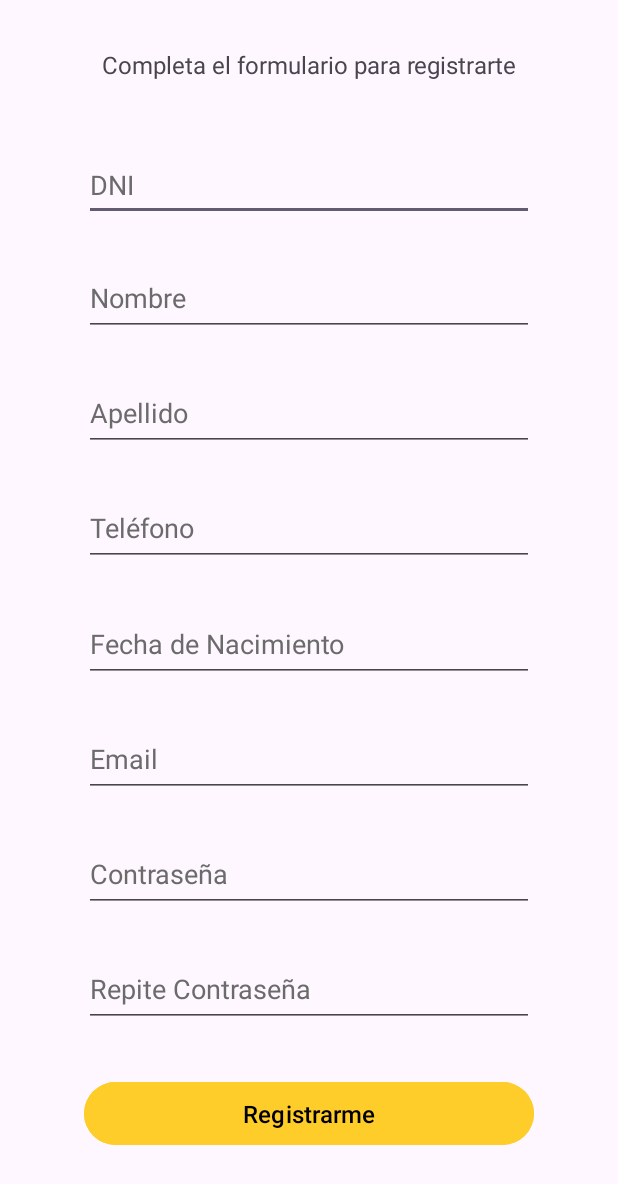
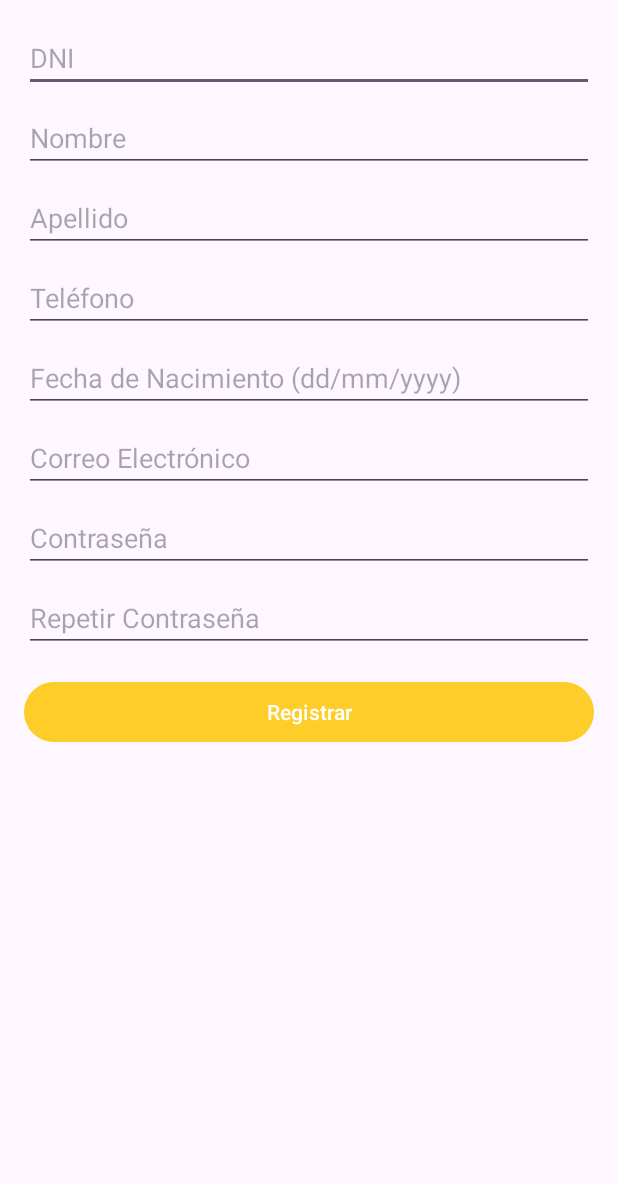
Before and after one commit to Connect-Salud-ISPC/Practica-Profesionalizante, an Android app: the layout activity_registropaciente.xml on its own in the app's theme, with its tools: preview values and no code run, on a phone screen of 412 x 824 dp. Shown: the top 1184 px of the screen. Run offline under Robolectric (Android 15) with nearby library versions, the phone set to English and light mode, and no system bars.

Commit message:
modifico registro

```diff
--- a/App Móvil Turnero Connect Salud/app/src/main/res/layout/activity_registropaciente.xml
+++ b/App Móvil Turnero Connect Salud/app/src/main/res/layout/activity_registropaciente.xml
@@ -1,181 +1,83 @@
 <?xml version="1.0" encoding="utf-8"?>
-<androidx.constraintlayout.widget.ConstraintLayout xmlns:android="http://schemas.android.com/apk/res/android"
-    xmlns:app="http://schemas.android.com/apk/res-auto"
-    xmlns:tools="http://schemas.android.com/tools"
+<ScrollView xmlns:android="http://schemas.android.com/apk/res/android"
     android:layout_width="match_parent"
     android:layout_height="match_parent"
-    tools:context=".RegistroPaciente">
+    android:padding="16dp">
 
-    <TextView
-        android:id="@+id/text_message2"
-        android:layout_width="300dp"
-        android:layout_height="50dp"
-        android:layout_marginTop="15dp"
-        android:text="@string/text_message2"
-        android:textAlignment="center"
-        android:textSize="16sp"
-        app:layout_constraintBottom_toTopOf="@+id/agregardnipaciente"
-        app:layout_constraintEnd_toEndOf="parent"
-        app:layout_constraintHorizontal_bias="0.5"
-        app:layout_constraintStart_toStartOf="parent"
-        app:layout_constraintTop_toTopOf="parent" />
+    <LinearLayout
+        android:layout_width="match_parent"
+        android:layout_height="wrap_content"
+        android:orientation="vertical">
 
         <EditText
-        android:id="@+id/agregardnipaciente"
-        android:layout_width="300dp"
-        android:layout_height="48dp"
-        android:autofillHints="input_dni"
-        android:ems="10"
-        android:hint="@string/agregardnipaciente"
-        android:inputType="number"
-        android:textColorHint="@color/grey"
-        android:textColorLink="@color/black"
-        app:layout_constraintBottom_toTopOf="@+id/agregarnombrepaciente"
-        app:layout_constraintEnd_toEndOf="parent"
-        app:layout_constraintHorizontal_bias="0.5"
-        app:layout_constraintStart_toStartOf="parent"
-        app:layout_constraintTop_toBottomOf="@+id/text_message2" />
+            android:id="@+id/editTextDni"
+            android:layout_width="match_parent"
+            android:layout_height="wrap_content"
+            android:hint="DNI"
+            android:inputType="number" />
 
         <EditText
-        android:id="@+id/agregarnombrepaciente"
-        android:layout_width="300dp"
-        android:layout_height="50dp"
-        android:layout_marginTop="10dp"
-        android:autofillHints="input_nombre"
-        android:ems="10"
-        android:hint="@string/agregarnombrepaciente"
-        android:inputType="text"
-        android:text="@string/agregarnombrepaciente"
-        android:textColor="@color/grey"
-        android:textColorHint="@color/grey"
-        android:textColorLink="@color/black"
-        app:layout_constraintBottom_toTopOf="@+id/agregarapellidopaciente"
-        app:layout_constraintEnd_toEndOf="parent"
-        app:layout_constraintHorizontal_bias="0.5"
-        app:layout_constraintStart_toStartOf="parent"
-        app:layout_constraintTop_toBottomOf="@+id/agregardnipaciente" />
+            android:id="@+id/editTextNombre"
+            android:layout_width="match_parent"
+            android:layout_height="wrap_content"
+            android:hint="Nombre"
+            android:inputType="textPersonName"
+            android:layout_marginTop="8dp" />
 
         <EditText
-        android:id="@+id/agregarapellidopaciente"
-        android:layout_width="300dp"
-        android:layout_height="50dp"
-        android:layout_marginTop="10dp"
-        android:autofillHints="input_apellido"
-        android:ems="10"
-        android:hint="@string/agregarapellidopaciente"
-        android:inputType="text"
-        android:text="@string/agregarapellidopaciente"
-        android:textColor="@color/grey"
-        android:textColorHint="@color/grey"
-        android:textColorLink="@color/black"
-        app:layout_constraintBottom_toTopOf="@+id/agregartelefonopaciente"
-        app:layout_constraintEnd_toEndOf="parent"
-        app:layout_constraintHorizontal_bias="0.5"
-        app:layout_constraintStart_toStartOf="parent"
-        app:layout_constraintTop_toBottomOf="@+id/agregarnombrepaciente" />
+            android:id="@+id/editTextApellido"
+            android:layout_width="match_parent"
+            android:layout_height="wrap_content"
+            android:hint="Apellido"
+            android:inputType="textPersonName"
+            android:layout_marginTop="8dp" />
 
         <EditText
-        android:id="@+id/agregartelefonopaciente"
-        android:layout_width="300dp"
-        android:layout_height="50dp"
-        android:layout_marginTop="10dp"
-        android:autofillHints="input_telefono"
-        android:ems="10"
-        android:hint="@string/agregartelefonopaciente"
-        android:inputType="number"
-        android:textColorHint="@color/grey"
-        android:textColorLink="@color/black"
-        app:layout_constraintBottom_toTopOf="@+id/agregarnacimientopaciente"
-        app:layout_constraintEnd_toEndOf="parent"
-        app:layout_constraintHorizontal_bias="0.5"
-        app:layout_constraintStart_toStartOf="parent"
-        app:layout_constraintTop_toBottomOf="@+id/agregarapellidopaciente" />
+            android:id="@+id/editTextTelefono"
+            android:layout_width="match_parent"
+            android:layout_height="wrap_content"
+            android:hint="Teléfono"
+            android:inputType="phone"
+            android:layout_marginTop="8dp" />
 
         <EditText
-        android:id="@+id/agregarnacimientopaciente"
-        android:layout_width="300dp"
-        android:layout_height="50dp"
-        android:layout_marginTop="10dp"
-        android:autofillHints="input_nacimiento"
-        android:ems="10"
-        android:hint="@string/agregarnacimientopaciente"
+            android:id="@+id/editTextFechaNacimiento"
+            android:layout_width="match_parent"
+            android:layout_height="wrap_content"
+            android:hint="Fecha de Nacimiento (dd/mm/yyyy)"
             android:inputType="date"
-        android:textColorHint="@color/grey"
-        android:textColorLink="@color/black"
-        app:layout_constraintBottom_toTopOf="@+id/agregarmailpaciente"
-        app:layout_constraintEnd_toEndOf="parent"
-        app:layout_constraintHorizontal_bias="0.5"
-        app:layout_constraintStart_toStartOf="parent"
-        app:layout_constraintTop_toBottomOf="@+id/agregartelefonopaciente" />
+            android:layout_marginTop="8dp" />
 
         <EditText
-        android:id="@+id/agregarmailpaciente"
-        android:layout_width="300dp"
-        android:layout_height="50dp"
-        android:layout_marginTop="10dp"
-        android:autofillHints="input_email"
-        android:ems="10"
-        android:hint="@string/agregarmailpaciente"
+            android:id="@+id/editTextEmail"
+            android:layout_width="match_parent"
+            android:layout_height="wrap_content"
+            android:hint="Correo Electrónico"
             android:inputType="textEmailAddress"
-        android:textColorHint="@color/grey"
-        android:textColorLink="@color/black"
-        app:layout_constraintBottom_toTopOf="@+id/agregarpasspaciente"
-        app:layout_constraintEnd_toEndOf="parent"
-        app:layout_constraintHorizontal_bias="0.5"
-        app:layout_constraintStart_toStartOf="parent"
-        app:layout_constraintTop_toBottomOf="@+id/agregarnacimientopaciente" />
+            android:layout_marginTop="8dp" />
 
         <EditText
-        android:id="@+id/agregarpassagainpaciente"
-        android:layout_width="300dp"
-        android:layout_height="50dp"
-        android:layout_marginTop="10dp"
-        android:autofillHints="input_pass"
-        android:ems="10"
-        android:hint="@string/agregarpassagainpaciente"
+            android:id="@+id/editTextPassword"
+            android:layout_width="match_parent"
+            android:layout_height="wrap_content"
+            android:hint="Contraseña"
             android:inputType="textPassword"
-        android:textColorHint="@color/grey"
-        android:textColorLink="@color/black"
-        app:layout_constraintBottom_toTopOf="@+id/button_registro"
-        app:layout_constraintEnd_toEndOf="parent"
-        app:layout_constraintHorizontal_bias="0.5"
-        app:layout_constraintStart_toStartOf="parent"
-        app:layout_constraintTop_toBottomOf="@+id/agregarpasspaciente" />
+            android:layout_marginTop="8dp" />
 
         <EditText
-        android:id="@+id/agregarpasspaciente"
-        android:layout_width="300dp"
-        android:layout_height="50dp"
-        android:layout_marginTop="10dp"
-        android:autofillHints="input_pass"
-        android:ems="10"
-        android:hint="@string/agregarpasspaciente"
+            android:id="@+id/editTextPasswordAgain"
+            android:layout_width="match_parent"
+            android:layout_height="wrap_content"
+            android:hint="Repetir Contraseña"
             android:inputType="textPassword"
-        android:textColorHint="@color/grey"
-        android:textColorLink="@color/black"
-        app:layout_constraintBottom_toTopOf="@+id/agregarpassagainpaciente"
-        app:layout_constraintEnd_toEndOf="parent"
-        app:layout_constraintHorizontal_bias="0.5"
-        app:layout_constraintStart_toStartOf="parent"
-        app:layout_constraintTop_toBottomOf="@+id/agregarmailpaciente" />
+            android:layout_marginTop="8dp" />
 
         <Button
-        android:id="@+id/button_registro"
-        android:layout_width="300dp"
-        android:layout_height="50dp"
-        android:layout_marginTop="15dp"
-        android:layout_marginBottom="40dp"
-        android:backgroundTint="@color/yellow"
-        android:hint="@string/button_registro"
-        android:onClick="agregarPaciente"
-        android:textColor="@color/black"
-        android:textColorHint="@color/black"
-        android:textColorLink="@color/black"
-        android:textSize="16sp"
-        app:layout_constraintBottom_toBottomOf="parent"
-        app:layout_constraintEnd_toEndOf="parent"
-        app:layout_constraintHorizontal_bias="0.5"
-        app:layout_constraintStart_toStartOf="parent"
-        app:layout_constraintTop_toBottomOf="@+id/agregarpassagainpaciente" />
-
-</androidx.constraintlayout.widget.ConstraintLayout>
+            android:id="@+id/buttonRegister"
+            android:layout_width="match_parent"
+            android:layout_height="wrap_content"
+            android:text="Registrar"
+            android:layout_marginTop="16dp"
+            android:onClick="registerUser" />
+    </LinearLayout>
+</ScrollView>
```
Lines whose indentation alone changed are shown as unchanged.
